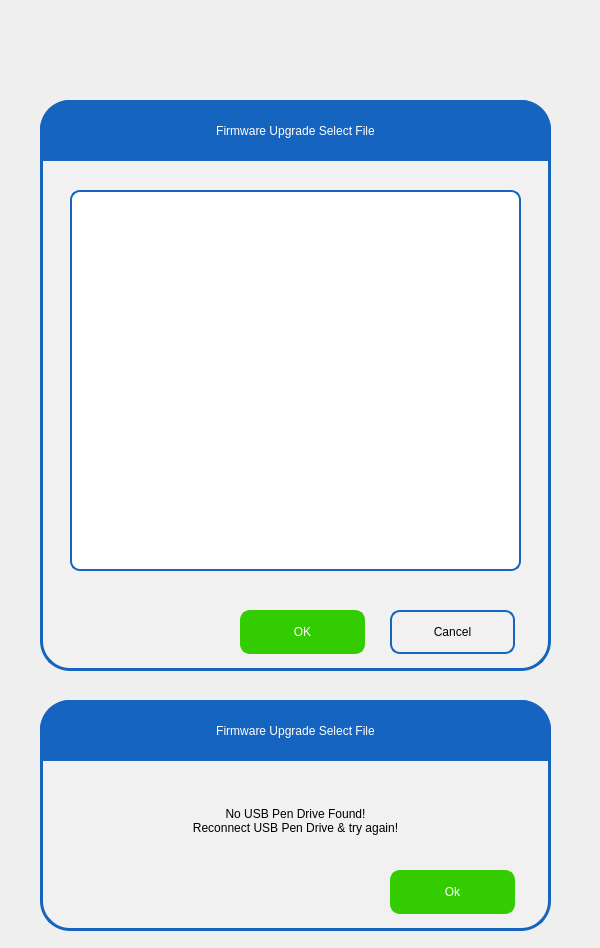
ChandraMVE/PSSC_QT_Development, file pApp-22-June-2021/sfileselect.ui: the form before one commit.
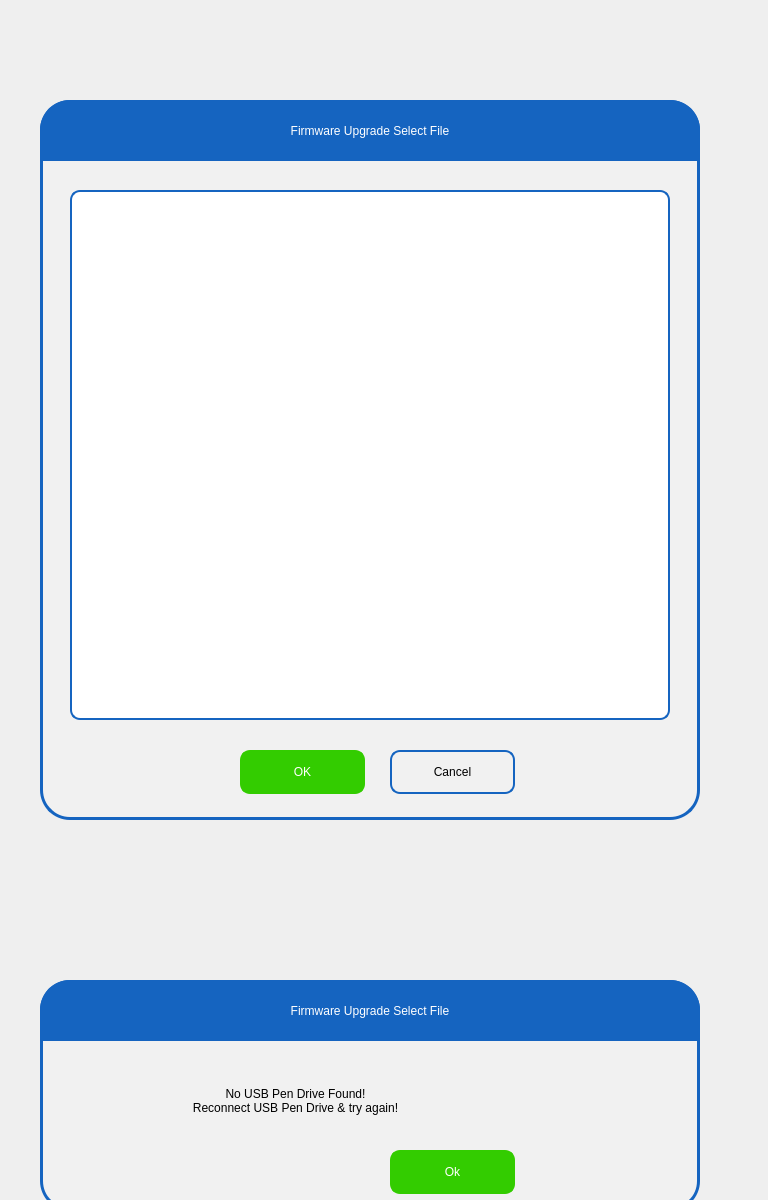
The form after the commit. Icons and pictures are not drawn.

```diff
--- a/pApp-22-June-2021/sfileselect.ui
+++ b/pApp-22-June-2021/sfileselect.ui
@@ -6,8 +6,8 @@
    <rect>
     <x>0</x>
     <y>0</y>
-    <width>600</width>
-    <height>948</height>
+    <width>768</width>
+    <height>1200</height>
    </rect>
   </property>
   <property name="windowTitle">
@@ -18,8 +18,8 @@
     <rect>
      <x>40</x>
      <y>100</y>
-     <width>511</width>
-     <height>571</height>
+     <width>660</width>
+     <height>720</height>
     </rect>
    </property>
    <property name="styleSheet">
@@ -45,7 +45,7 @@
      <rect>
       <x>0</x>
       <y>0</y>
-      <width>511</width>
+      <width>660</width>
       <height>61</height>
      </rect>
     </property>
@@ -73,7 +73,7 @@
     <property name="geometry">
      <rect>
       <x>200</x>
-      <y>510</y>
+      <y>650</y>
       <width>125</width>
       <height>44</height>
      </rect>
@@ -137,7 +137,7 @@
     <property name="geometry">
      <rect>
       <x>350</x>
-      <y>510</y>
+      <y>650</y>
       <width>125</width>
       <height>44</height>
      </rect>
@@ -202,8 +202,8 @@
      <rect>
       <x>30</x>
       <y>90</y>
-      <width>451</width>
-      <height>381</height>
+      <width>600</width>
+      <height>530</height>
      </rect>
     </property>
     <property name="focusPolicy">
@@ -296,8 +296,8 @@
    <property name="geometry">
     <rect>
      <x>40</x>
-     <y>700</y>
-     <width>511</width>
+     <y>980</y>
+     <width>660</width>
      <height>231</height>
     </rect>
    </property>
@@ -348,7 +348,7 @@
      <rect>
       <x>0</x>
       <y>0</y>
-      <width>511</width>
+      <width>660</width>
       <height>61</height>
      </rect>
     </property>
```
